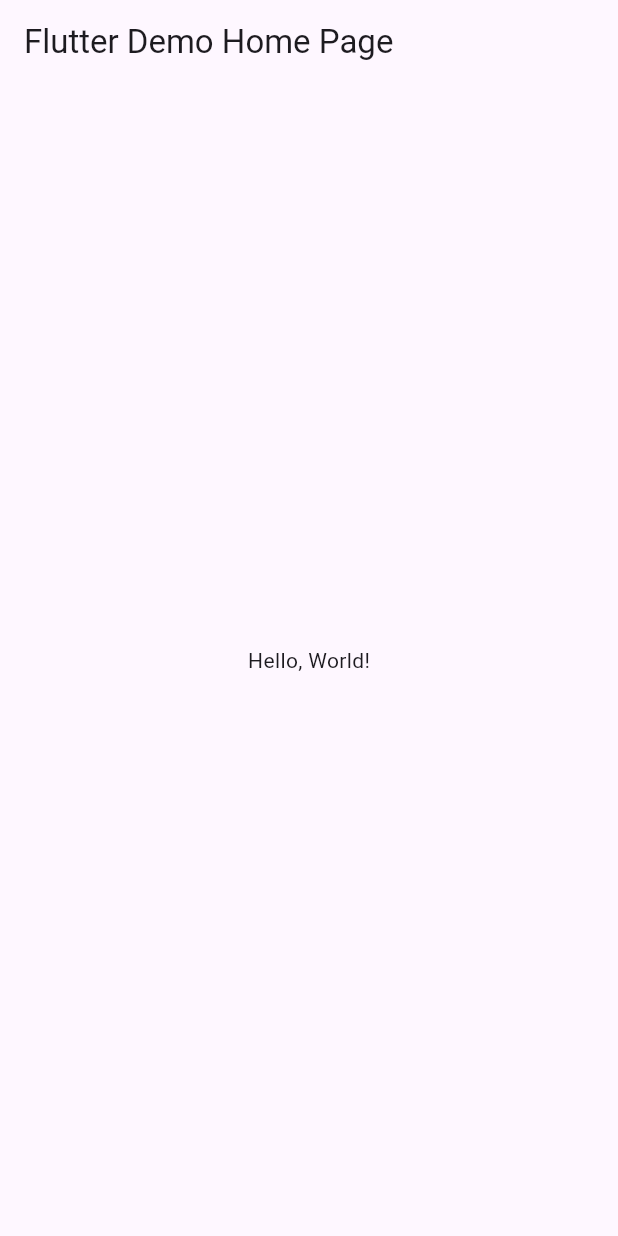
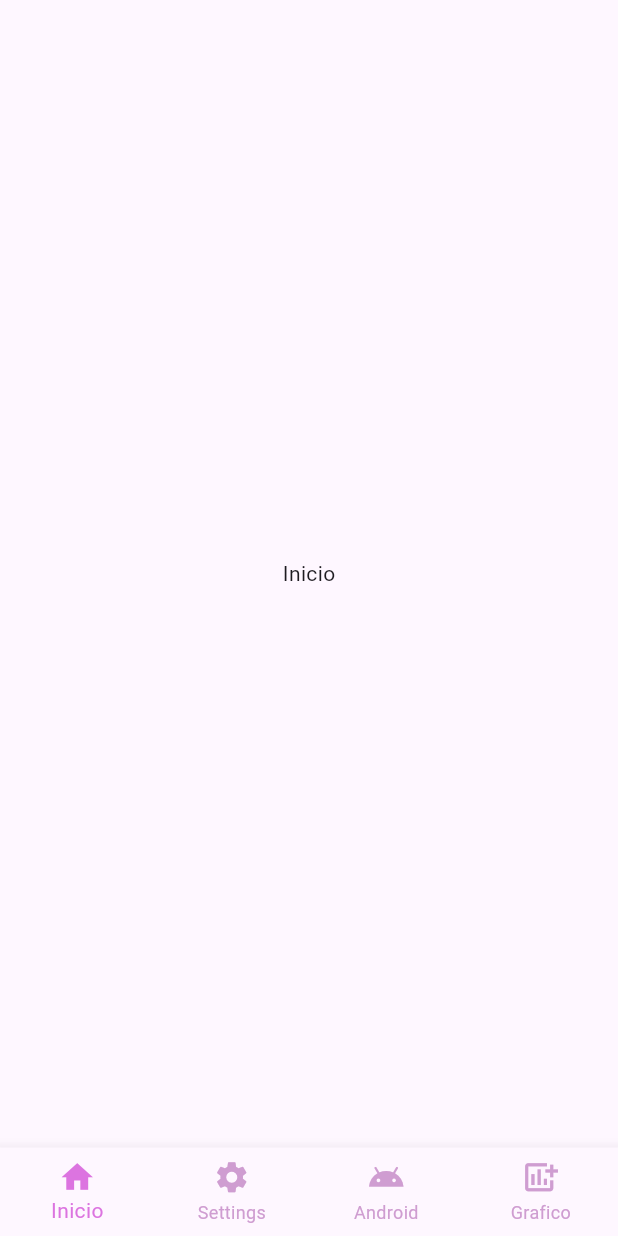
Before and after one commit to MatusG128/UII-act5_bottomBar, a Flutter app: the screen it shows after launch, on a phone screen of 412 x 824 dp. Run offline on Flutter 3.47's test engine with Material 3 defaults, Android fonts, the phone set to English and light mode, and no system bars.

```diff
--- /dev/null
+++ b/lib/BNavegation/bottom_nav.dart
@@ -0,0 +1,38 @@
+import 'package:flutter/material.dart';
+
+class BNavigator extends StatefulWidget {
+  final Function currentIndex;
+  const BNavigator({Key? key, required this.currentIndex}) : super(key: key);
+
+  @override
+  State<BNavigator> createState() => _BNavigatorState();
+}
+
+class _BNavigatorState extends State<BNavigator> {
+  int index = 0;
+  @override
+  Widget build(BuildContext context) {
+    return BottomNavigationBar(
+        currentIndex: index,
+        onTap: (int i) {
+          setState(() {
+            index = i;
+            widget.currentIndex(i);
+          });
+        },
+        type: BottomNavigationBarType.fixed,
+        selectedItemColor: Color(0xffdc74e0),
+        unselectedItemColor: Color(0xcfc488c6),
+        iconSize: 25.0,
+        selectedFontSize: 14.0,
+        unselectedFontSize: 12.0,
+        items: const [
+          BottomNavigationBarItem(icon: Icon(Icons.home), label: "Inicio"),
+          BottomNavigationBarItem(
+              icon: Icon(Icons.settings), label: "Settings"),
+          BottomNavigationBarItem(icon: Icon(Icons.android), label: "Android"),
+          BottomNavigationBarItem(
+              icon: Icon(Icons.add_chart), label: "Grafico"),
+        ]);
+  }
+}
--- /dev/null
+++ b/lib/BNavegation/page1.dart
@@ -0,0 +1,12 @@
+import 'package:flutter/material.dart';
+
+class Page1 extends StatelessWidget {
+  const Page1({Key? key}) : super(key: key);
+
+  @override
+  Widget build(BuildContext context) {
+    return const Center(
+      child: Text("Inicio"),
+    );
+  }
+}
--- /dev/null
+++ b/lib/BNavegation/page2.dart
@@ -0,0 +1,12 @@
+import 'package:flutter/material.dart';
+
+class Page2 extends StatelessWidget {
+  const Page2({Key? key}) : super(key: key);
+
+  @override
+  Widget build(BuildContext context) {
+    return const Center(
+      child: Text("Settings"),
+    );
+  }
+}
--- /dev/null
+++ b/lib/BNavegation/page3.dart
@@ -0,0 +1,12 @@
+import 'package:flutter/material.dart';
+
+class Page3 extends StatelessWidget {
+  const Page3({Key? key}) : super(key: key);
+
+  @override
+  Widget build(BuildContext context) {
+    return const Center(
+      child: Text("Android"),
+    );
+  }
+}
--- /dev/null
+++ b/lib/BNavegation/page4.dart
@@ -0,0 +1,12 @@
+import 'package:flutter/material.dart';
+
+class Page4 extends StatelessWidget {
+  const Page4({Key? key}) : super(key: key);
+
+  @override
+  Widget build(BuildContext context) {
+    return const Center(
+      child: Text("Grafico"),
+    );
+  }
+}
--- /dev/null
+++ b/lib/BNavegation/routes.dart
@@ -0,0 +1,21 @@
+import 'package:flutter/material.dart';
+import 'package:matusnaegationbar/BNavegation/page1.dart';
+import 'package:matusnaegationbar/BNavegation/page2.dart';
+import 'package:matusnaegationbar/BNavegation/page3.dart';
+import 'package:matusnaegationbar/BNavegation/page4.dart';
+
+class Routes extends StatelessWidget {
+  final int index;
+  const Routes({Key? key, required this.index}) : super(key: key);
+
+  @override
+  Widget build(BuildContext context) {
+    List<Widget> myList = [
+      const Page1(),
+      const Page2(),
+      const Page3(),
+      const Page4(),
+    ];
+    return myList[index];
+  }
+}
--- a/lib/main.dart
+++ b/lib/main.dart
@@ -1,4 +1,7 @@
+import 'package:flutter/foundation.dart';
 import 'package:flutter/material.dart';
+import 'package:matusnaegationbar/BNavegation/bottom_nav.dart';
+import 'package:matusnaegationbar/BNavegation/routes.dart';
 
 void main() => runApp(MyApp());
 
@@ -7,36 +10,40 @@ class MyApp extends StatelessWidget {
   // This widget is the root of your application.
   @override
   Widget build(BuildContext context) {
-    return MaterialApp(
-      // Application name
-      title: 'Flutter Hello World',
-      // Application theme data, you can set the colors for the application as
-      // you want
-      theme: ThemeData(
-        // useMaterial3: false,
-        primarySwatch: Colors.blue,
-      ),
-      // A widget which will be started on application startup
-      home: MyHomePage(title: 'Flutter Demo Home Page'),
-    );
+    return const MaterialApp(
+        debugShowCheckedModeBanner: false,
+        title: "Material de la app",
+        home: HomePage());
   }
 }
 
-class MyHomePage extends StatelessWidget {
-  final String title;
-  const MyHomePage({super.key, required this.title});
+class HomePage extends StatefulWidget {
+  const HomePage({Key? key}) : super(key: key);
+
+  @override
+  State<HomePage> createState() => _HomePageState();
+}
+
+class _HomePageState extends State<HomePage> {
+  int index = 0;
+  BNavigator? myBNB;
+
+  @override
+  void initState() {
+    myBNB = BNavigator(currentIndex: (i) {
+      setState(() {
+        index = i;
+      });
+    });
+    super.initState();
+  }
 
   @override
   Widget build(BuildContext context) {
     return Scaffold(
-      appBar: AppBar(
-        // The title text which will be shown on the action bar
-        title: Text(title),
-      ),
+      bottomNavigationBar: myBNB,
       body: Center(
-        child: Text(
-          'Hello, World!',
-        ),
+        child: Routes(index: index),
       ),
     );
   }
```
